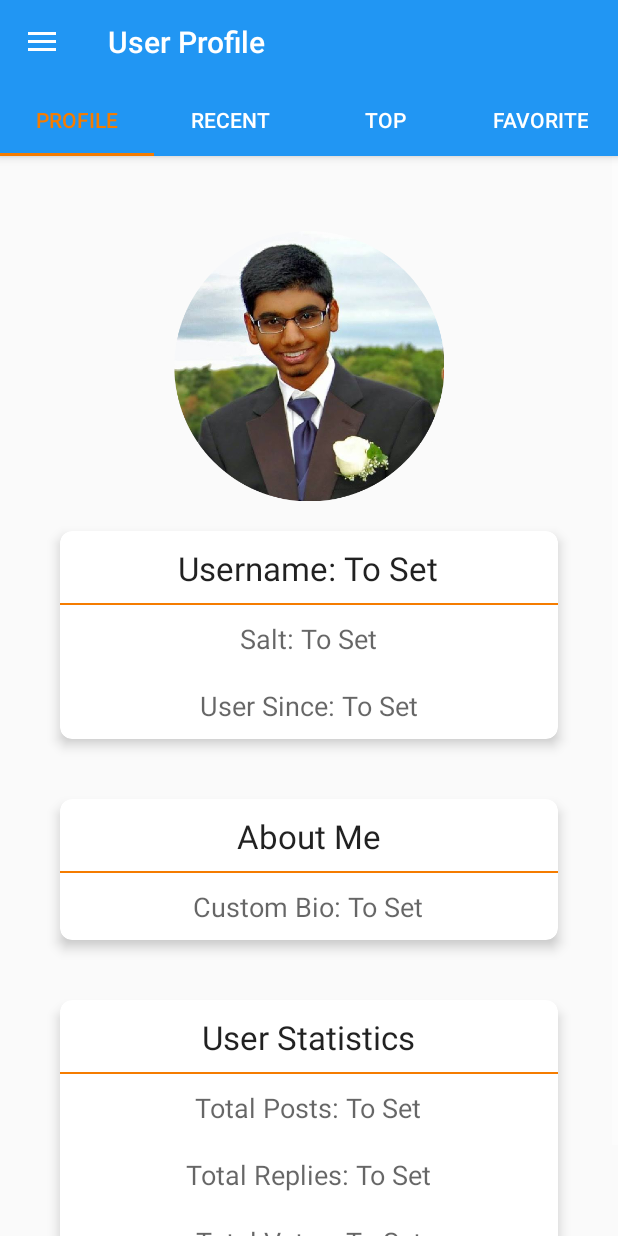
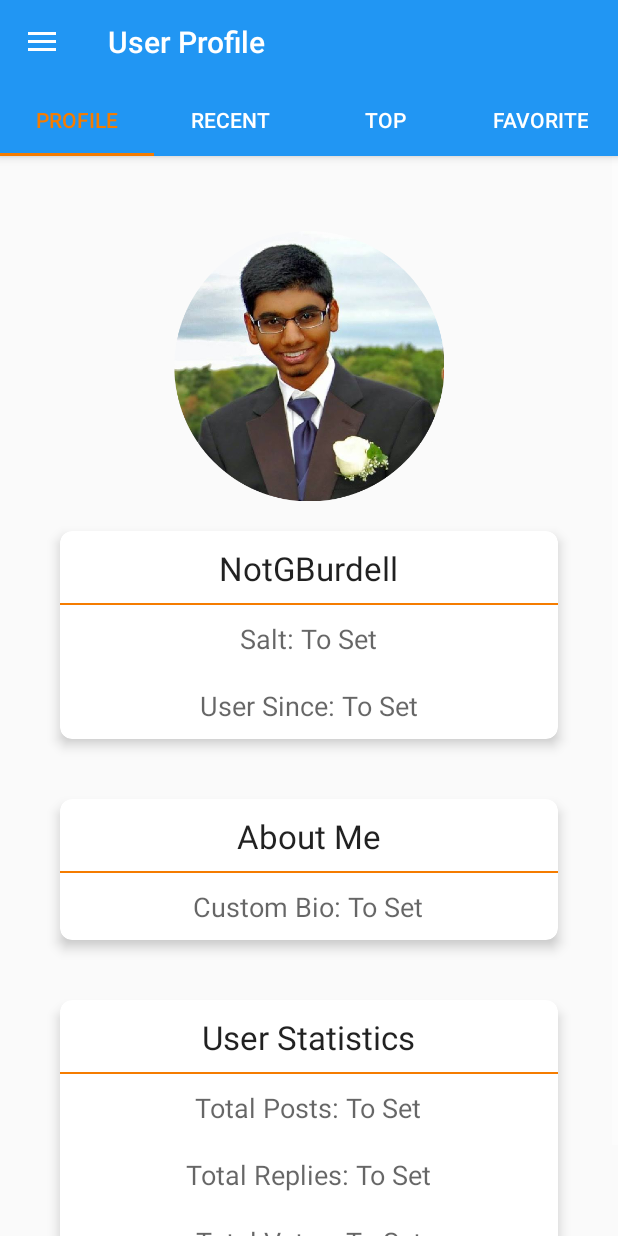
Before and after one commit to git-mad/Bitter, an Android app: the screen it shows after launch (NavigationActivity), in the side drawer, after a tap on "User Profile", on a phone screen of 412 x 824 dp. Run offline under Robolectric (Android 15) with nearby library versions, the phone set to English and light mode, and no system bars; libraries missing offline, so code that uses them is left out: com.firebase.client; 3 statements that could not run were skipped.

Commit message:
Added User Variables Posts and Salt

```diff
--- a/app/src/main/java/gitmad/bitter/fragment/UserProfileFragment.java
+++ b/app/src/main/java/gitmad/bitter/fragment/UserProfileFragment.java
@@ -17,6 +17,9 @@ import android.widget.ImageView;
 import android.widget.TextView;
 
 import gitmad.bitter.R;
+import gitmad.bitter.data.firebase.FirebaseUserProvider;
+import gitmad.bitter.data.mock.MockUserProvider;
+import gitmad.bitter.model.User;
 
 // TODO # of followers + following
 
@@ -74,8 +77,18 @@ public class UserProfileFragment extends Fragment {
         Bitmap conv_bm = getRoundedRectBitmap(bm, 500);
         pic.setImageBitmap(conv_bm);
 
+        MockUserProvider dataSrc = new MockUserProvider();
+
+        User myUser = dataSrc.getUser("me123");
+
         TextView userName = (TextView) view.findViewById(R.id.user_profile_username);
-        userName.setText("Username: To Set");
+        userName.setText(myUser.getName());
+
+        TextView userSalt = (TextView) view.findViewById(R.id.user_profile_salt);
+        userSalt.setText(myUser.getSalt());
+
+        TextView countPosts= (TextView) view.findViewById(R.id.user_profile_posts);
+        userSalt.setText(myUser.getPosts());
 
         return view;
     }
--- a/app/src/main/java/gitmad/bitter/model/User.java
+++ b/app/src/main/java/gitmad/bitter/model/User.java
@@ -7,6 +7,8 @@ package gitmad.bitter.model;
 public class User {
     private String name;
     private String id;
+    private int posts;
+    private int salt;
 
     public User(String pName, String pId) {
         name = pName;
@@ -24,6 +26,10 @@ public class User {
         return id;
     }
 
+    public int getPosts() { return posts; }
+
+    public int getSalt() { return salt; }
+
     @Override
     public int hashCode() {
         return getId().hashCode();
```
